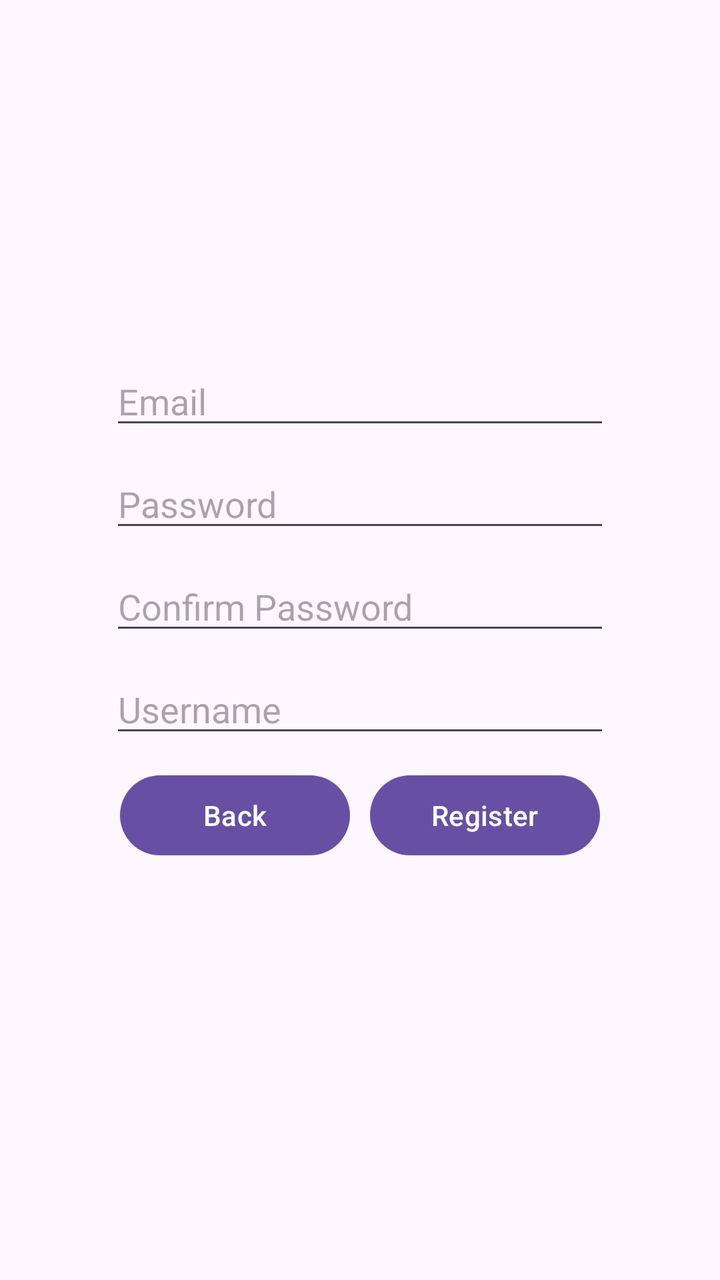
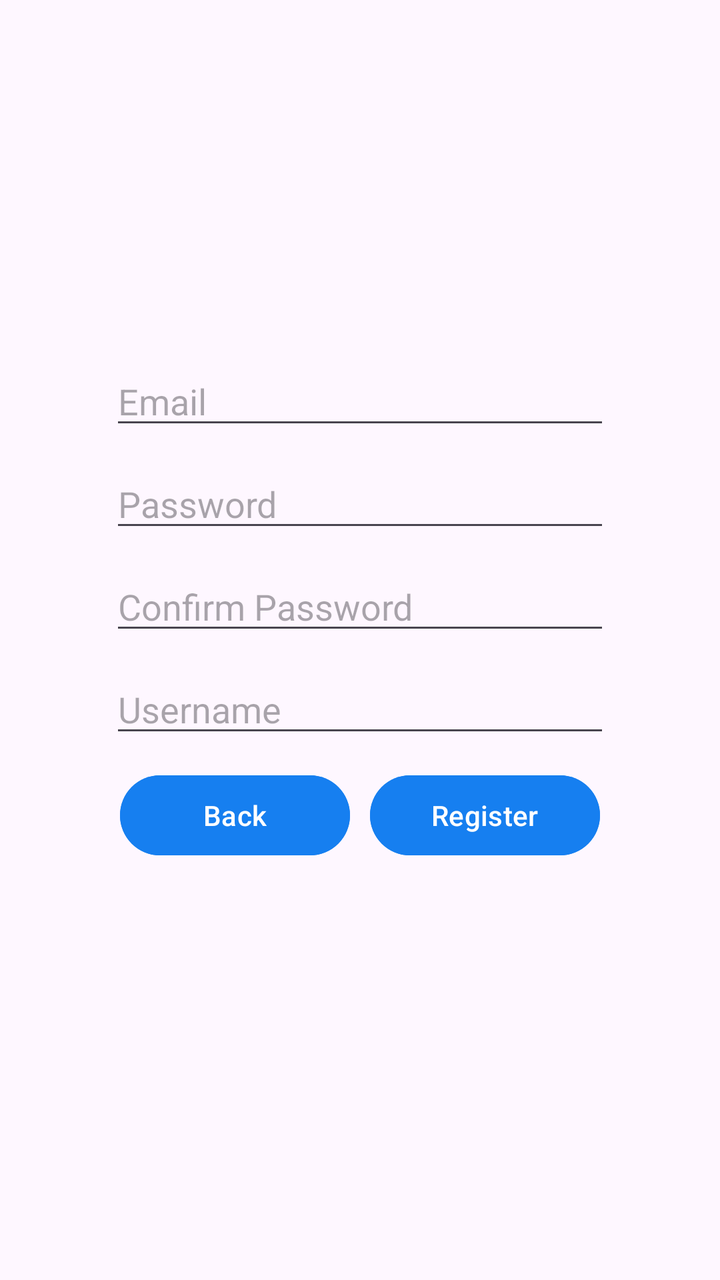

Screens rendered from an Android XML layout before and after an edit, with the pre-edit source and the edit as a unified diff.
<!-- AndroidManifest.xml: application theme Theme.TravelTales -->
<!-- res/layout/activity_register.xml -->
<?xml version="1.0" encoding="utf-8"?>
<LinearLayout xmlns:android="http://schemas.android.com/apk/res/android"
    android:id="@+id/main"
    android:layout_width="match_parent"
    android:layout_height="match_parent"
    android:orientation="vertical"
    android:gravity="center">

    <LinearLayout
        android:layout_width="300dp"
        android:layout_height="wrap_content"
        android:orientation="vertical"
        android:layout_marginBottom="30dp">

        
        <EditText
            android:layout_width="250dp"
            android:layout_height="wrap_content"
            android:id="@+id/newEmail"
            android:inputType="textEmailAddress"
            android:hint="Email"
            android:layout_marginBottom="10dp"
            android:layout_gravity="center" />

        
        <EditText
            android:layout_width="250dp"
            android:layout_height="wrap_content"
            android:id="@+id/newPass"
            android:inputType="textPassword"
            android:hint="Password"
            android:layout_marginBottom="10dp"
            android:layout_gravity="center" />

        
        <EditText
            android:layout_width="250dp"
            android:layout_height="wrap_content"
            android:id="@+id/checkNewPass"
            android:inputType="textPassword"
            android:hint="Confirm Password"
            android:layout_marginBottom="10dp"
            android:layout_gravity="center" />

        
        <EditText
            android:layout_width="250dp"
            android:layout_height="wrap_content"
            android:id="@+id/username"
            android:inputType="text"
            android:hint="Username"
            android:layout_marginBottom="10dp"
            android:layout_gravity="center" />

        <LinearLayout
            android:layout_width="match_parent"
            android:layout_height="wrap_content"
            android:orientation="horizontal"
            android:gravity="center">

            
            <Button
                android:layout_width="115dp"
                android:layout_height="wrap_content"
                android:id="@+id/loginReturnBtn"
                android:text="Back"
                android:layout_marginRight="5dp" />

            
            <Button
                android:layout_width="115dp"
                android:layout_height="wrap_content"
                android:id="@+id/registerBtn"
                android:text="Register"
                android:layout_marginLeft="5dp" />

        </LinearLayout>

    </LinearLayout>

</LinearLayout>
<!-- resources referenced by this layout -->
<resources>
  <style name="Theme.TravelTales" parent="Base.Theme.TravelTales" />
  <style name="Base.Theme.TravelTales" parent="Theme.Material3.DayNight.NoActionBar">
          
          
      </style>
</resources>

<!-- the commit's change to res/layout/activity_register.xml (unified diff, before → after) -->
@@ -64,7 +64,9 @@
                 android:layout_height="wrap_content"
                 android:id="@+id/loginReturnBtn"
                 android:text="Back"
-                android:layout_marginRight="5dp" />
+                android:layout_marginRight="5dp"
+                android:backgroundTint="@color/blue"
+                android:tag="appTheme"/>
 
             
             <Button
@@ -72,7 +74,9 @@
                 android:layout_height="wrap_content"
                 android:id="@+id/registerBtn"
                 android:text="Register"
-                android:layout_marginLeft="5dp" />
+                android:layout_marginLeft="5dp"
+                android:backgroundTint="@color/blue"
+                android:tag="appTheme"/>
 
         </LinearLayout>
 
<!-- resource entries referenced after the edit -->
@@ -1,5 +1,6 @@
 <!-- resources referenced by this layout -->
 <resources>
+  <color name="blue">#167FF0</color>
   <style name="Theme.TravelTales" parent="Base.Theme.TravelTales" />
   <style name="Base.Theme.TravelTales" parent="Theme.Material3.DayNight.NoActionBar">
           
